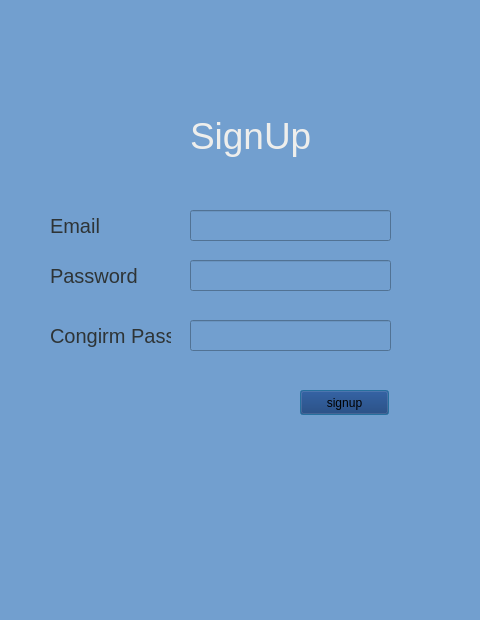
Before: the Qt Designer form createacc.ui in aatish-infostride/pyqt, drawn with Qt 5.
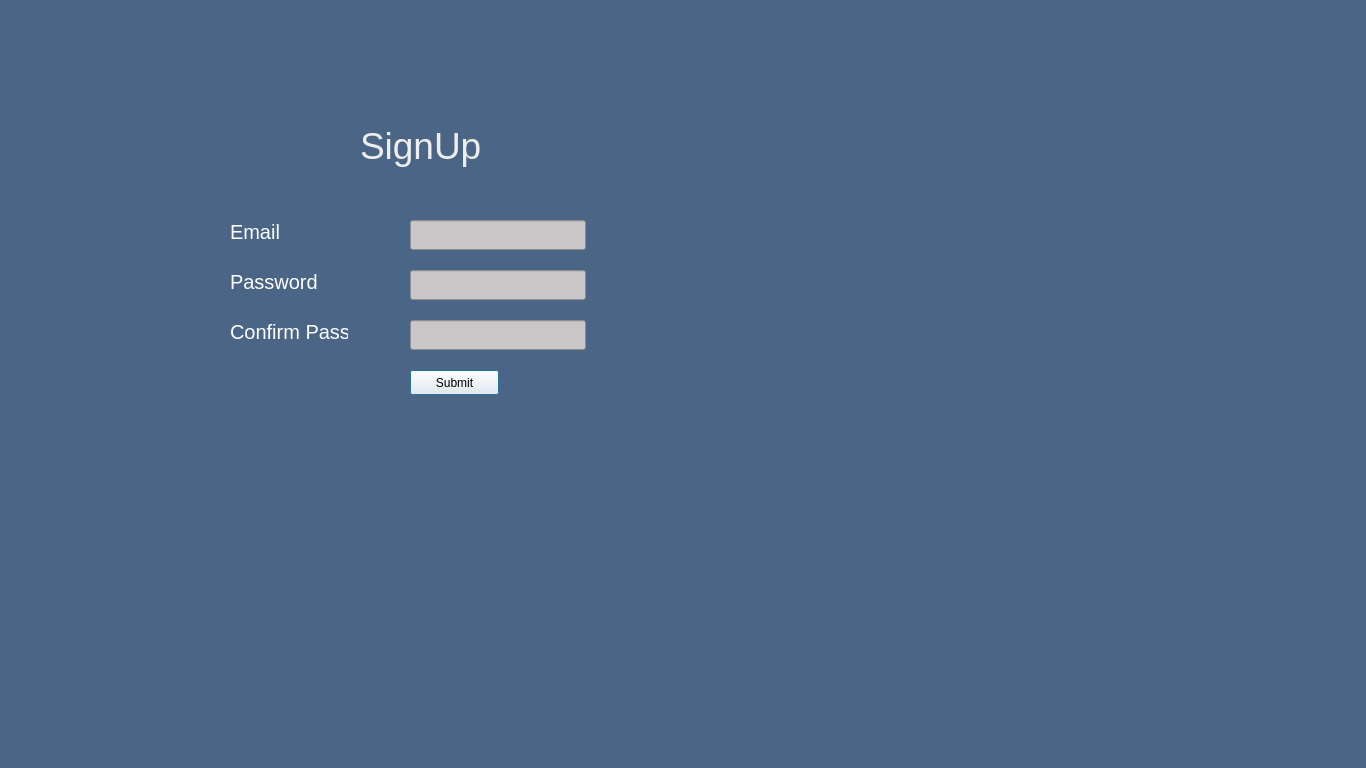
After: the same form once the commit is applied.

Diff of the .ui file:
```diff
--- a/createacc.ui
+++ b/createacc.ui
@@ -6,21 +6,27 @@
    <rect>
     <x>0</x>
     <y>0</y>
-    <width>480</width>
-    <height>620</height>
+    <width>1366</width>
+    <height>768</height>
    </rect>
   </property>
+  <property name="minimumSize">
+   <size>
+    <width>800</width>
+    <height>600</height>
+   </size>
+  </property>
   <property name="windowTitle">
    <string>Dialog</string>
   </property>
   <property name="styleSheet">
-   <string notr="true">background-color: rgb(114, 159, 207)</string>
+   <string notr="true">background-color: #4B6587;</string>
   </property>
   <widget class="QLabel" name="label">
    <property name="geometry">
     <rect>
-     <x>190</x>
-     <y>110</y>
+     <x>360</x>
+     <y>120</y>
      <width>121</width>
      <height>51</height>
     </rect>
@@ -35,14 +41,15 @@
   <widget class="QLabel" name="label_2">
    <property name="geometry">
     <rect>
-     <x>50</x>
-     <y>210</y>
-     <width>67</width>
-     <height>31</height>
+     <x>230</x>
+     <y>220</y>
+     <width>50</width>
+     <height>23</height>
     </rect>
    </property>
    <property name="styleSheet">
-    <string notr="true">font-size:15pt;color:rgb(46, 52, 54)</string>
+    <string notr="true">font-size:15pt;
+color: rgb(255, 255, 255);</string>
    </property>
    <property name="text">
     <string>Email</string>
@@ -51,14 +58,15 @@
   <widget class="QLineEdit" name="email">
    <property name="geometry">
     <rect>
-     <x>190</x>
-     <y>210</y>
-     <width>201</width>
-     <height>31</height>
+     <x>410</x>
+     <y>220</y>
+     <width>176</width>
+     <height>30</height>
     </rect>
    </property>
    <property name="styleSheet">
-    <string notr="true">font-size:14pt; color: rgb(238, 238, 236);</string>
+    <string notr="true">font-size:14pt; color: rgb(238, 238, 236);
+background-color: #C8C6C6;</string>
    </property>
    <property name="text">
     <string/>
@@ -67,14 +75,15 @@
   <widget class="QLabel" name="label_3">
    <property name="geometry">
     <rect>
-     <x>50</x>
-     <y>260</y>
-     <width>91</width>
-     <height>31</height>
+     <x>230</x>
+     <y>270</y>
+     <width>87</width>
+     <height>23</height>
     </rect>
    </property>
    <property name="styleSheet">
-    <string notr="true">font-size:15pt;color:rgb(46, 52, 54)</string>
+    <string notr="true">font-size:15pt;
+color: rgb(255, 255, 255);</string>
    </property>
    <property name="text">
     <string>Password</string>
@@ -83,14 +92,15 @@
   <widget class="QLineEdit" name="password">
    <property name="geometry">
     <rect>
-     <x>190</x>
-     <y>260</y>
-     <width>201</width>
-     <height>31</height>
+     <x>410</x>
+     <y>270</y>
+     <width>176</width>
+     <height>30</height>
     </rect>
    </property>
    <property name="styleSheet">
-    <string notr="true">font-size:14pt; color: rgb(238, 238, 236);</string>
+    <string notr="true">font-size:14pt; color: rgb(238, 238, 236);
+background-color: #C8C6C6;</string>
    </property>
    <property name="text">
     <string/>
@@ -99,31 +109,32 @@
   <widget class="QPushButton" name="signupbutton">
    <property name="geometry">
     <rect>
-     <x>300</x>
-     <y>390</y>
+     <x>410</x>
+     <y>370</y>
      <width>89</width>
      <height>25</height>
     </rect>
    </property>
    <property name="styleSheet">
-    <string notr="true">background-color: rgb(13, 48, 109)
+    <string notr="true">background-color: #F7F6F2;
 </string>
    </property>
    <property name="text">
-    <string>signup</string>
+    <string>Submit</string>
    </property>
   </widget>
   <widget class="QLineEdit" name="confirmpass">
    <property name="geometry">
     <rect>
-     <x>190</x>
+     <x>410</x>
      <y>320</y>
-     <width>201</width>
-     <height>31</height>
+     <width>176</width>
+     <height>30</height>
     </rect>
    </property>
    <property name="styleSheet">
-    <string notr="true">font-size:14pt; color: rgb(238, 238, 236);</string>
+    <string notr="true">font-size:14pt; color: rgb(238, 238, 236);
+background-color: #C8C6C6;</string>
    </property>
    <property name="text">
     <string/>
@@ -132,17 +143,18 @@
   <widget class="QLabel" name="label_5">
    <property name="geometry">
     <rect>
-     <x>50</x>
+     <x>230</x>
      <y>320</y>
-     <width>121</width>
-     <height>31</height>
+     <width>118</width>
+     <height>23</height>
     </rect>
    </property>
    <property name="styleSheet">
-    <string notr="true">font-size:15pt;color:rgb(46, 52, 54)</string>
+    <string notr="true">font-size:15pt;
+color: rgb(255, 255, 255);</string>
    </property>
    <property name="text">
-    <string>Congirm Pass</string>
+    <string>Confirm Pass</string>
    </property>
   </widget>
  </widget>
```
